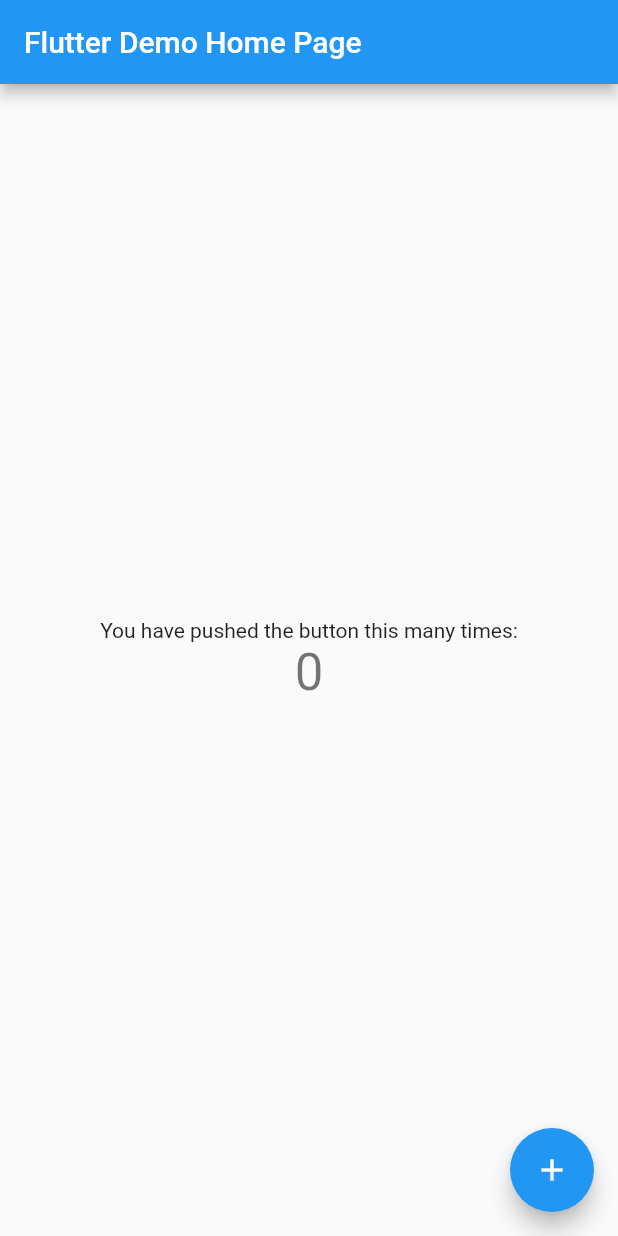
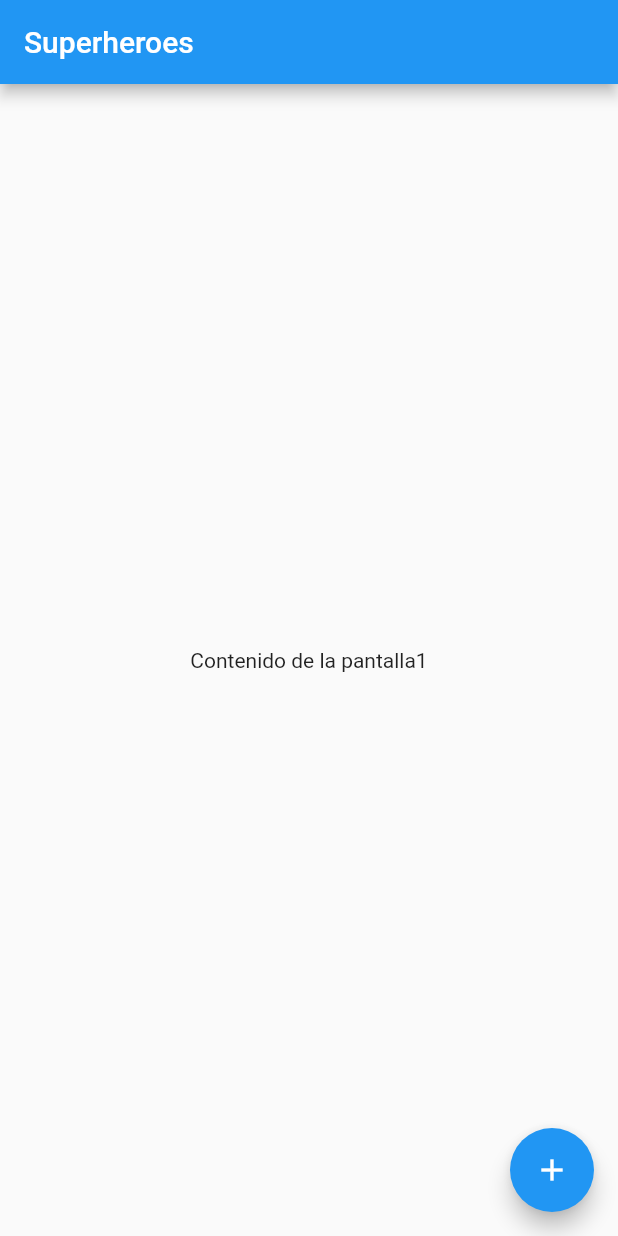
Before and after one commit to Blackbeyonder/app_superheroes, a Flutter app: the screen it shows after launch, on a phone screen of 412 x 824 dp. Run offline on Flutter 3.47's test engine with Material 2 defaults, Android fonts, the phone set to English and light mode, and no system bars.

Commit message:
new reorganization

```diff
--- a/lib/main.dart
+++ b/lib/main.dart
@@ -1,3 +1,5 @@
+
+import 'package:app_superheroes/screens/homeScreen.dart';
 import 'package:flutter/material.dart';
 
 void main() {
@@ -24,7 +26,7 @@
         // is not restarted.
         primarySwatch: Colors.blue,
       ),
-      home: const MyHomePage(title: 'Flutter Demo Home Page'),
+      home: const MyHomePage(title: 'Superheroes'),
     );
   }
 }
@@ -48,18 +50,6 @@
 }
 
 class _MyHomePageState extends State<MyHomePage> {
-  int _counter = 0;
-
-  void _incrementCounter() {
-    setState(() {
-      // This call to setState tells the Flutter framework that something has
-      // changed in this State, which causes it to rerun the build method below
-      // so that the display can reflect the updated values. If we changed
-      // _counter without calling setState(), then the build method would not be
-      // called again, and so nothing would appear to happen.
-      _counter++;
-    });
-  }
 
   @override
   Widget build(BuildContext context) {
@@ -69,47 +59,14 @@
     // The Flutter framework has been optimized to make rerunning build methods
     // fast, so that you can just rebuild anything that needs updating rather
     // than having to individually change instances of widgets.
-    return Scaffold(
-      appBar: AppBar(
-        // Here we take the value from the MyHomePage object that was created by
-        // the App.build method, and use it to set our appbar title.
-        title: Text(widget.title),
-      ),
-      body: Center(
-        // Center is a layout widget. It takes a single child and positions it
-        // in the middle of the parent.
-        child: Column(
-          // Column is also a layout widget. It takes a list of children and
-          // arranges them vertically. By default, it sizes itself to fit its
-          // children horizontally, and tries to be as tall as its parent.
-          //
-          // Invoke "debug painting" (press "p" in the console, choose the
-          // "Toggle Debug Paint" action from the Flutter Inspector in Android
-          // Studio, or the "Toggle Debug Paint" command in Visual Studio Code)
-          // to see the wireframe for each widget.
-          //
-          // Column has various properties to control how it sizes itself and
-          // how it positions its children. Here we use mainAxisAlignment to
-          // center the children vertically; the main axis here is the vertical
-          // axis because Columns are vertical (the cross axis would be
-          // horizontal).
-          mainAxisAlignment: MainAxisAlignment.center,
-          children: <Widget>[
-            const Text(
-              'You have pushed the button this many times:',
-            ),
-            Text(
-              '$_counter',
-              style: Theme.of(context).textTheme.headline4,
-            ),
-          ],
-        ),
-      ),
-      floatingActionButton: FloatingActionButton(
-        onPressed: _incrementCounter,
-        tooltip: 'Increment',
-        child: const Icon(Icons.add),
-      ), // This trailing comma makes auto-formatting nicer for build methods.
+     return MaterialApp(
+      title: 'Superheroes',
+      initialRoute: '/',
+      routes: {
+        '/': (context) => const HomeScreen(),
+        // '/profile': (context) => ProfileScreen(),
+        // Agrega más rutas según sea necesario
+      },
     );
   }
 }
--- /dev/null
+++ b/lib/screens/homeScreen.dart
@@ -0,0 +1,28 @@
+import 'package:flutter/material.dart';
+
+class HomeScreen extends StatefulWidget {
+  const HomeScreen({ Key? key }) : super(key: key);
+
+  @override
+  _HomeScreenState createState() => _HomeScreenState();
+}
+
+class _HomeScreenState extends State<HomeScreen> {
+  @override
+  Widget build(BuildContext context) {
+    return Scaffold(
+      appBar: AppBar(
+        title: Text('Superheroes'),
+      ),
+      body: Center(
+        child: const Text('Contenido de la pantalla1'),
+      ),
+      floatingActionButton: FloatingActionButton(
+        onPressed: () {
+          // Acción cuando se presiona el botón
+        },
+        child: Icon(Icons.add),
+      ),
+    );
+  }
+}
```
